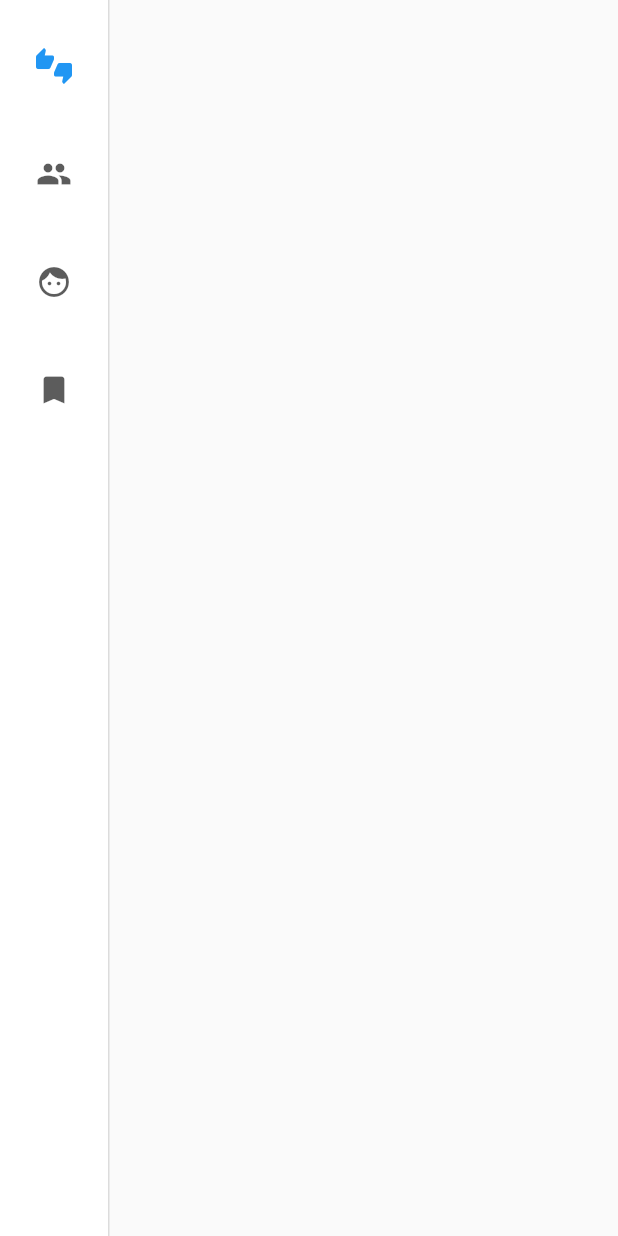
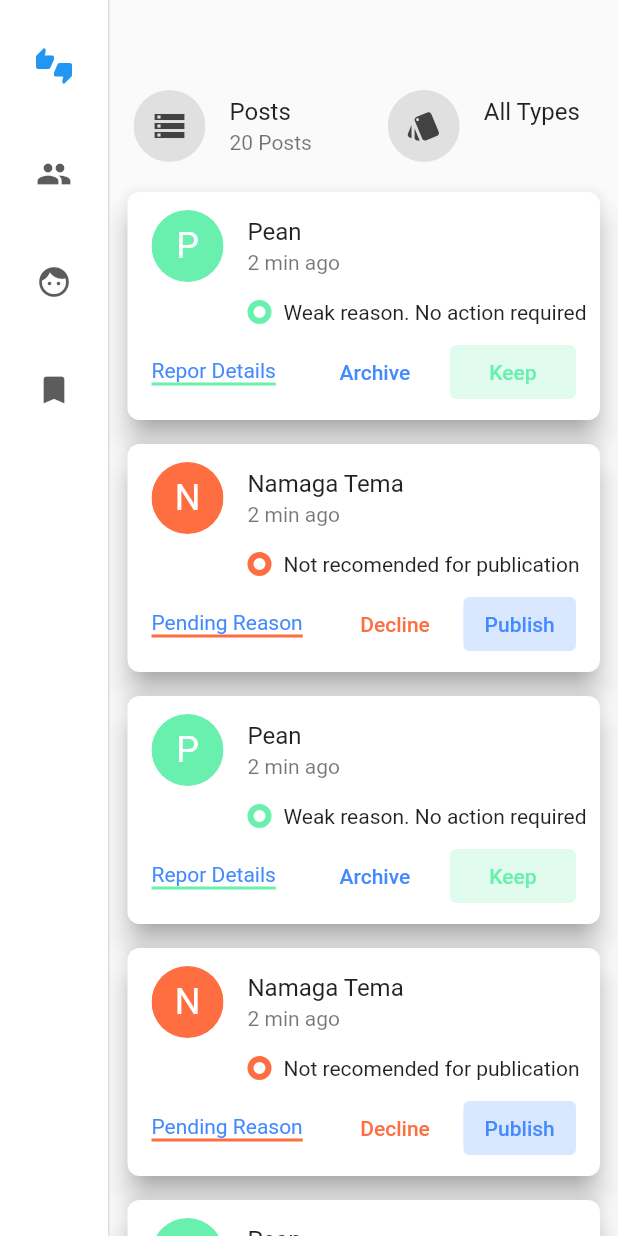
Before and after one commit to kotahorii/flutter-ui1, a Flutter app: the screen it shows after launch, on a phone screen of 412 x 824 dp. Run offline on Flutter 3.47's test engine with Material 2 defaults, Android fonts, the phone set to English and light mode, and no system bars.

Commit message:
[Update] main.dart

```diff
--- a/lib/PostHeader.dart
+++ b/lib/PostHeader.dart
@@ -189,3 +189,29 @@ class _PostRed extends StatelessWidget {
         textNegative: 'Decline');
   }
 }
+
+class PostList extends StatelessWidget {
+  @override
+  Widget build(BuildContext context) {
+    return Container(
+      padding: const EdgeInsets.only(top: 48),
+      child: Column(
+        mainAxisSize: MainAxisSize.max,
+        children: [
+          _PostHeader(),
+          Expanded(
+              child: ListView(
+            children: [
+              _PostGreen(),
+              _PostRed(),
+              _PostGreen(),
+              _PostRed(),
+              _PostGreen(),
+              _PostRed(),
+            ],
+          ))
+        ],
+      ),
+    );
+  }
+}
--- a/lib/main.dart
+++ b/lib/main.dart
@@ -1,4 +1,5 @@
 import 'package:flutter/material.dart';
+import 'package:flutter_ui/PostHeader.dart';
 import 'package:flutter_ui/SideNavigation.dart';
 
 void main() {
@@ -28,7 +29,8 @@ class AdminMobilePage extends StatelessWidget {
         const VerticalDivider(
           thickness: 1,
           width: 1,
-        )
+        ),
+        Expanded(child: PostList())
       ]),
     );
   }
```
